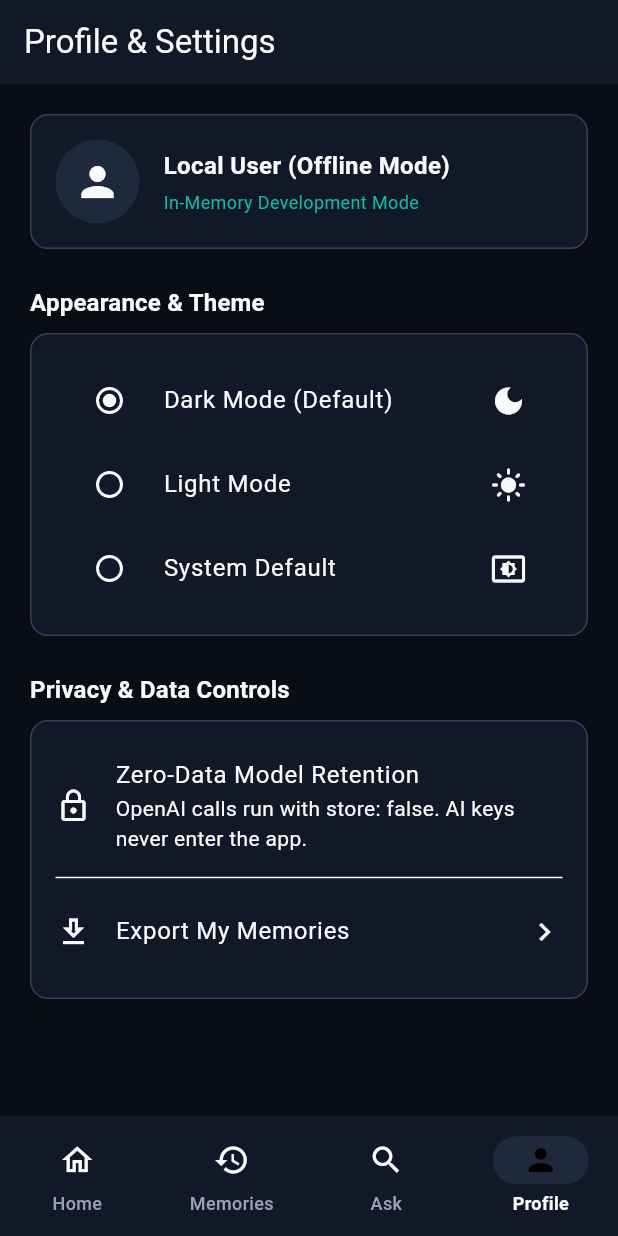
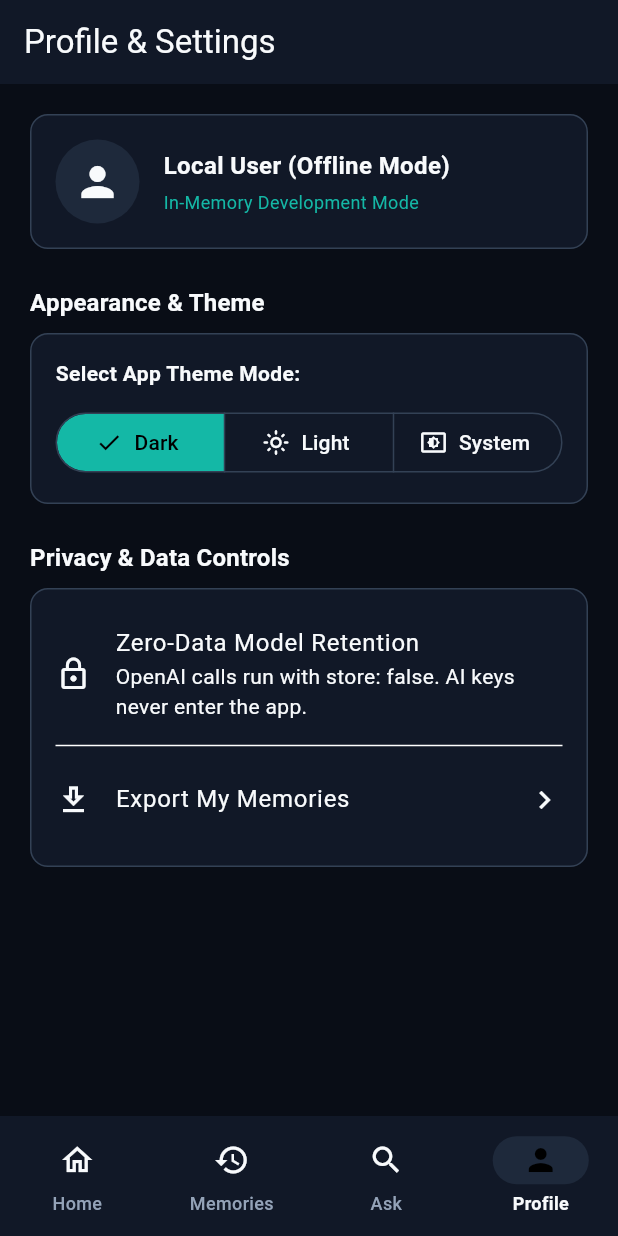
Before and after one commit to vikramnice1987-boop/NYABAGAM, a Flutter app: the screen it shows after launch, item 4 of the bottom bar chosen, on a phone screen of 412 x 824 dp. Run offline on Flutter 3.47's test engine with Material 3 defaults, Android fonts, the phone set to English and light mode, and no system bars; our stand-ins replace go_router, shared_preferences, supabase_flutter; accounts and stored records are empty.

Commit message:
refactor: Use Material 3 SegmentedButton for theme selection in profile page

```diff
--- a/lib/features/profile/presentation/profile_page.dart
+++ b/lib/features/profile/presentation/profile_page.dart
@@ -60,27 +60,38 @@ class ProfilePage extends StatelessWidget {
               builder: (context, _) {
                 final currentMode = ThemeController.instance.themeMode;
                 return Column(
+                  crossAxisAlignment: CrossAxisAlignment.start,
                   children: [
-                    RadioListTile<ThemeMode>(
-                      title: const Text('Dark Mode (Default)'),
-                      secondary: const Icon(Icons.dark_mode),
-                      value: ThemeMode.dark,
-                      groupValue: currentMode,
-                      onChanged: (mode) => ThemeController.instance.setThemeMode(mode!),
+                    const Text(
+                      'Select App Theme Mode:',
+                      style: TextStyle(fontWeight: FontWeight.w600, fontSize: 14),
                     ),
-                    RadioListTile<ThemeMode>(
-                      title: const Text('Light Mode'),
-                      secondary: const Icon(Icons.light_mode),
-                      value: ThemeMode.light,
-                      groupValue: currentMode,
-                      onChanged: (mode) => ThemeController.instance.setThemeMode(mode!),
-                    ),
-                    RadioListTile<ThemeMode>(
-                      title: const Text('System Default'),
-                      secondary: const Icon(Icons.settings_brightness),
-                      value: ThemeMode.system,
-                      groupValue: currentMode,
-                      onChanged: (mode) => ThemeController.instance.setThemeMode(mode!),
+                    const SizedBox(height: 12),
+                    SizedBox(
+                      width: double.infinity,
+                      child: SegmentedButton<ThemeMode>(
+                        segments: const [
+                          ButtonSegment<ThemeMode>(
+                            value: ThemeMode.dark,
+                            icon: Icon(Icons.dark_mode_outlined),
+                            label: Text('Dark'),
+                          ),
+                          ButtonSegment<ThemeMode>(
+                            value: ThemeMode.light,
+                            icon: Icon(Icons.light_mode_outlined),
+                            label: Text('Light'),
+                          ),
+                          ButtonSegment<ThemeMode>(
+                            value: ThemeMode.system,
+                            icon: Icon(Icons.settings_brightness_outlined),
+                            label: Text('System'),
+                          ),
+                        ],
+                        selected: {currentMode},
+                        onSelectionChanged: (Set<ThemeMode> newSelection) {
+                          ThemeController.instance.setThemeMode(newSelection.first);
+                        },
+                      ),
                     ),
                   ],
                 );
```
